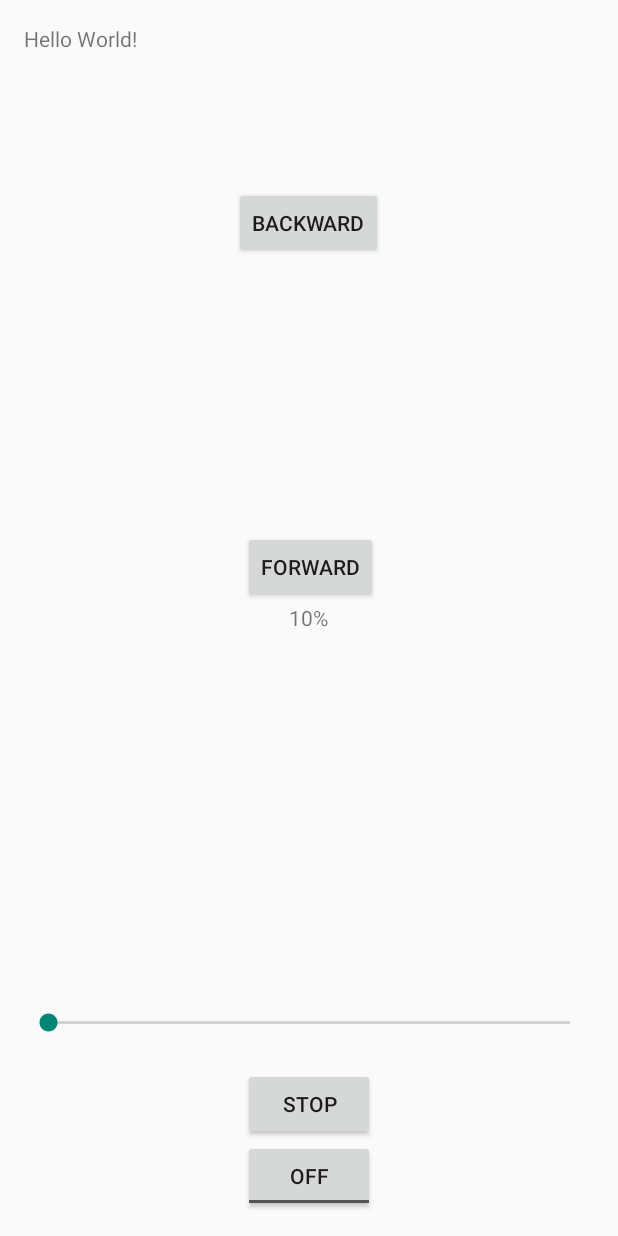
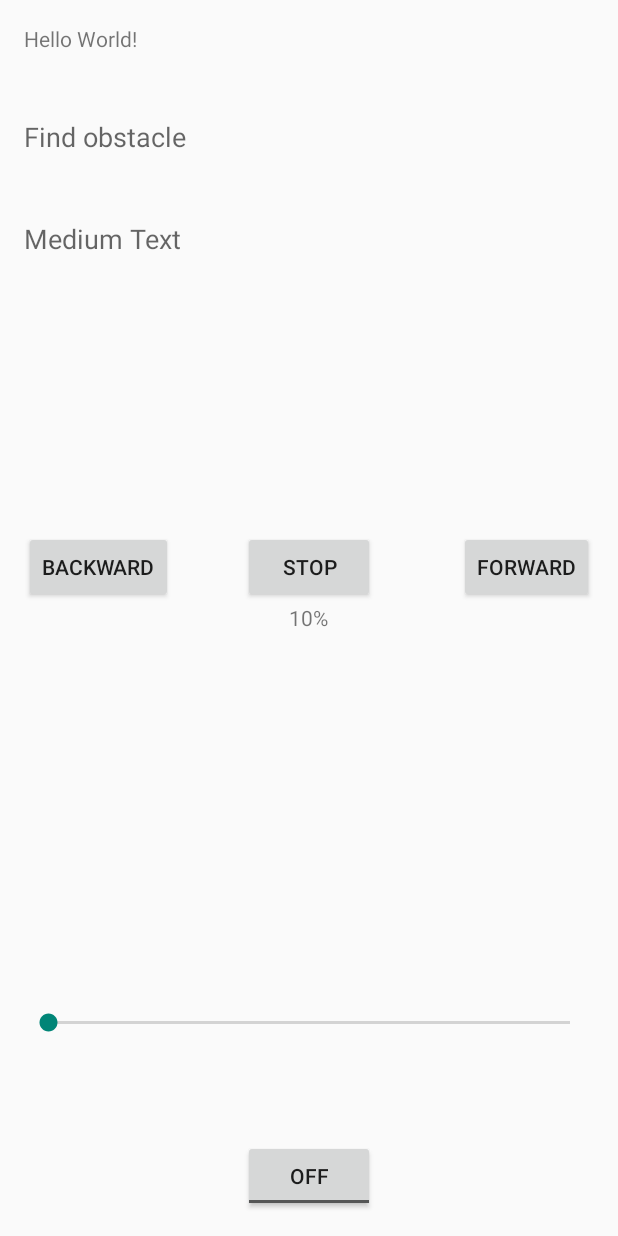
Before and after one commit to wangfuan/robot, an Android app: the layout activity_main.xml on its own in the app's theme, with its tools: preview values and no code run, on a phone screen of 412 x 824 dp. Run offline under Robolectric (Android 15) with nearby library versions, the phone set to English and light mode, and no system bars.

```diff
--- a/app/src/main/res/layout/activity_main.xml
+++ b/app/src/main/res/layout/activity_main.xml
@@ -44,9 +44,8 @@
         android:layout_height="wrap_content"
         android:text="Backward"
         android:id="@+id/button"
-        android:layout_below="@+id/textView"
-        android:layout_centerHorizontal="true"
-        android:layout_marginTop="89dp" />
+        android:layout_above="@+id/textView2"
+        android:layout_alignParentStart="true" />
 
     <Button
         android:layout_width="wrap_content"
@@ -54,14 +53,34 @@
         android:text="Forward"
         android:id="@+id/button2"
         android:layout_above="@+id/textView2"
-        android:layout_alignStart="@+id/toggleButton" />
+        android:layout_alignEnd="@+id/seekBar" />
 
     <Button
         android:layout_width="wrap_content"
         android:layout_height="wrap_content"
         android:text="Stop"
         android:id="@+id/button3"
-        android:layout_above="@+id/toggleButton"
+        android:layout_above="@+id/textView2"
         android:layout_alignStart="@+id/toggleButton" />
 
+    <TextView
+        android:layout_width="fill_parent"
+        android:layout_height="wrap_content"
+        android:textAppearance="?android:attr/textAppearanceMedium"
+        android:text="Find obstacle"
+        android:id="@+id/detectedge"
+        android:layout_below="@+id/textView"
+        android:layout_alignParentStart="true"
+        android:layout_marginTop="43dp" />
+
+    <TextView
+        android:layout_width="wrap_content"
+        android:layout_height="wrap_content"
+        android:textAppearance="?android:attr/textAppearanceMedium"
+        android:text="Medium Text"
+        android:id="@+id/textView3"
+        android:layout_below="@+id/detectedge"
+        android:layout_alignParentStart="true"
+        android:layout_marginTop="43dp" />
+
 </RelativeLayout>
```
Also changed, not shown: app/src/main/java/com/example/fuan/ioiotest/MainActivity.java (+87 -45 lines).
